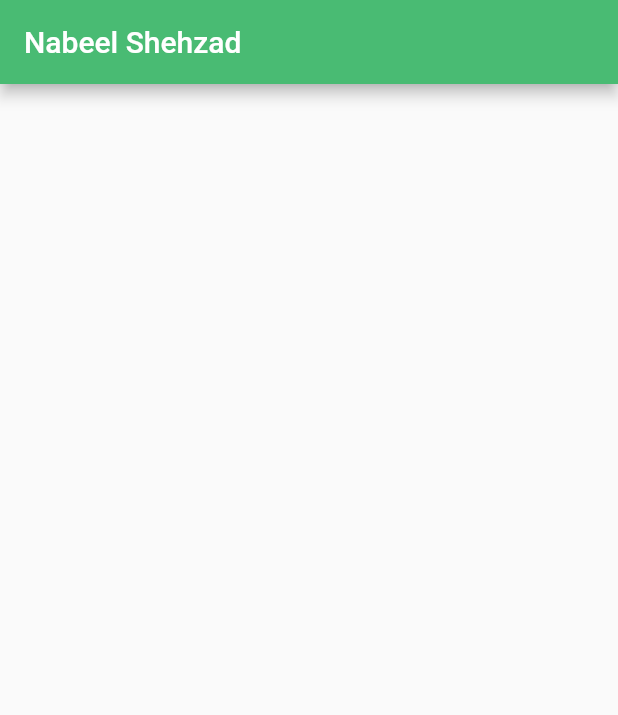
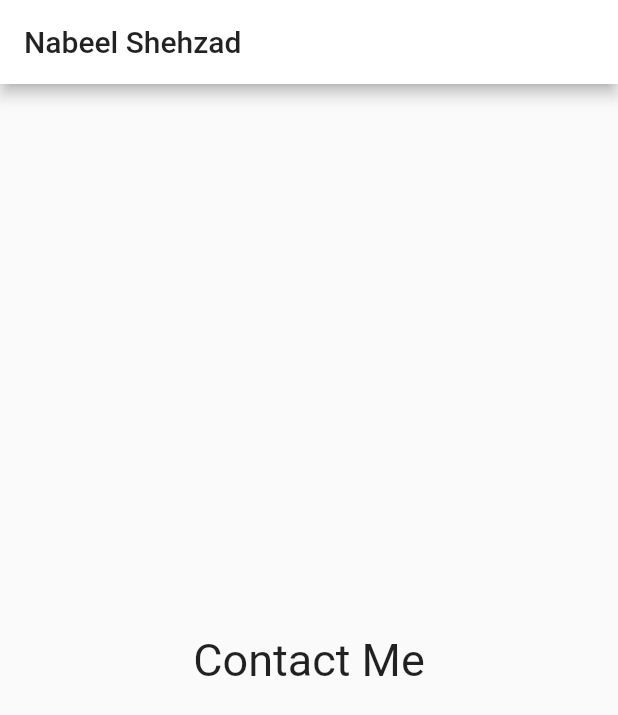
Before and after one commit to Nabeel-Shehzad/NabeelShehzad, a Flutter app: the screen it shows after launch, on a phone screen of 412 x 824 dp. Shown: the top 715 px of the screen. Run offline on Flutter 3.47's test engine with Material 2 defaults, Android fonts, the phone set to English and light mode, and no system bars.

Commit message:
start From

```diff
--- a/lib/contactForm.dart
+++ b/lib/contactForm.dart
@@ -18,6 +18,7 @@ class _ContactFormState extends State<ContactForm> {
         child: Column(
           mainAxisAlignment: MainAxisAlignment.center,
           children: <Widget>[
+            Text('Contact Me',style: TextStyle(fontSize: 30),),
 
           ],
         ),
--- a/lib/main.dart
+++ b/lib/main.dart
@@ -30,15 +30,20 @@ class MyHomePage extends StatefulWidget {
 }
 
 class _MyHomePageState extends State<MyHomePage> {
-
   @override
   Widget build(BuildContext context) {
     return Scaffold(
       appBar: AppBar(
-        backgroundColor: Color.fromRGBO(73, 187, 115, 1),
-        title: Text(widget.title),
+        backgroundColor: Colors.white,
+        title: Text(
+          widget.title,
+          style: TextStyle(
+            color: Colors.black87,
+          ),
+        ),
       ),
-      body: ContactForm(), // This trailing comma makes auto-formatting nicer for build methods.
+      body:
+          ContactForm(), // This trailing comma makes auto-formatting nicer for build methods.
     );
   }
 }
```
